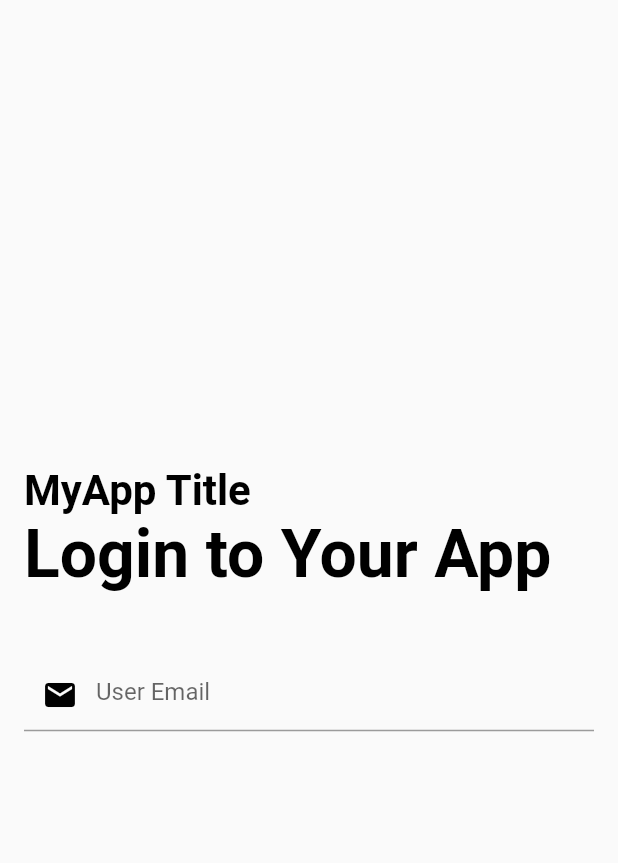
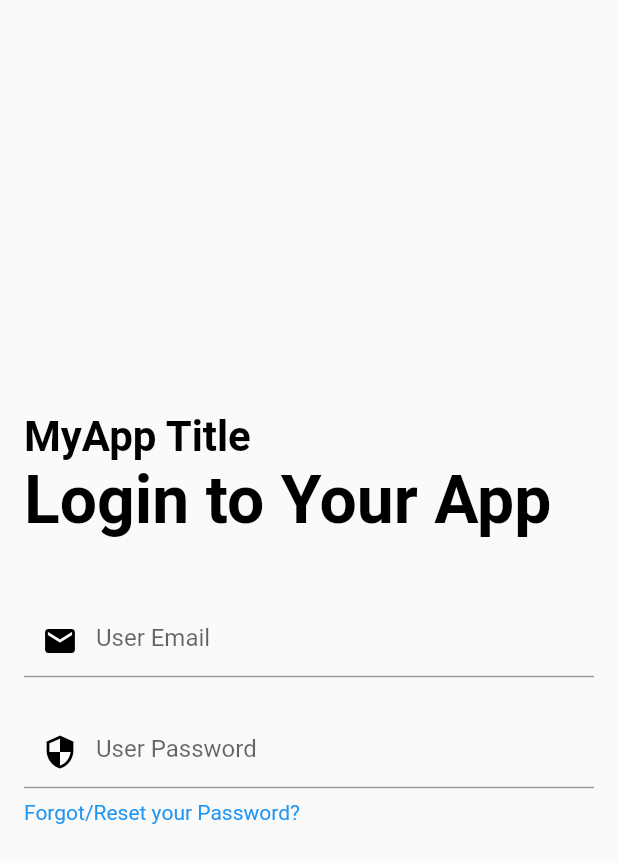
Before and after one commit to jsifuen711/Flutterbanana, a Flutter app: the screen it shows after launch, on a phone screen of 412 x 824 dp. Shown: the top 863 px of the screen. Run offline on Flutter 3.47's test engine with Material 2 defaults, Android fonts, the phone set to English and light mode, and no system bars.

Commit message:
New Update
Added link to reset password

```diff
--- a/app_1/lib/main.dart
+++ b/app_1/lib/main.dart
@@ -87,6 +87,24 @@ class _LoginScreenState extends State<LoginScreen> {
           SizedBox(
             height: 26.0,
           ),
+          TextField(
+            obscureText: true,
+            decoration: InputDecoration(
+              hintText: "User Password",
+              prefixIcon: Icon(
+                // "Icons.security" can be replaced with "lock"
+                Icons.security,
+                color: Colors.black,
+              ),
+            ),
+          ),
+          SizedBox(
+            height: 8.0,
+          ),
+          Text(
+            "Forgot/Reset your Password?",
+            style: TextStyle(color: Colors.blue),
+          )
         ],
       ),
     );
```
